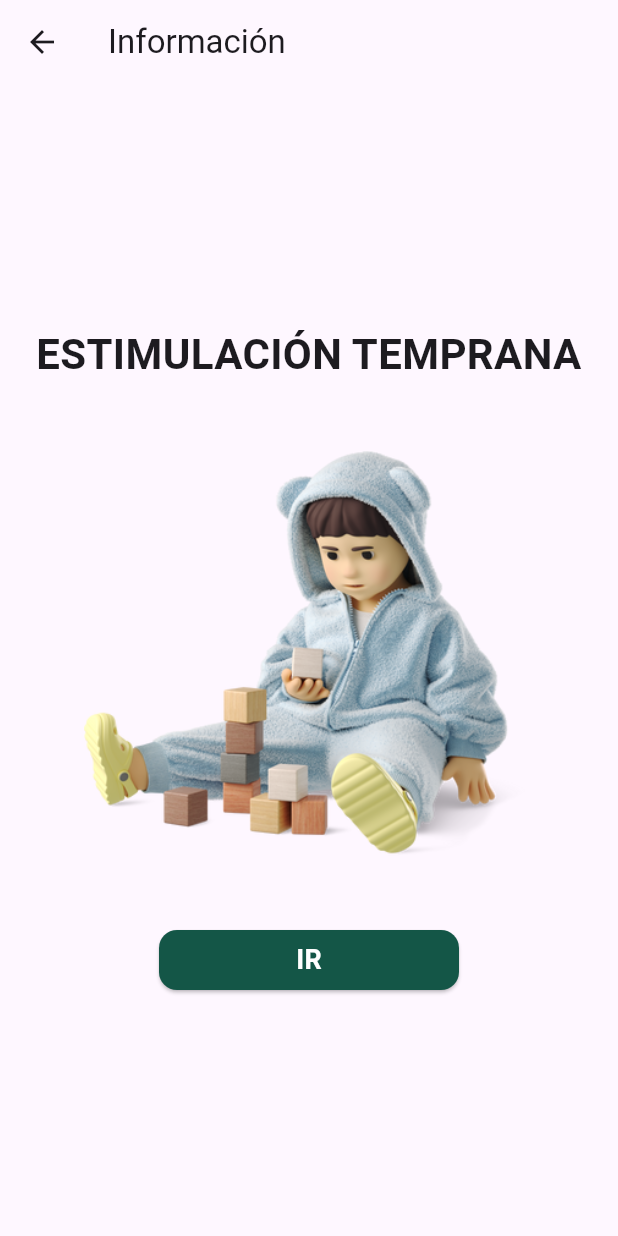
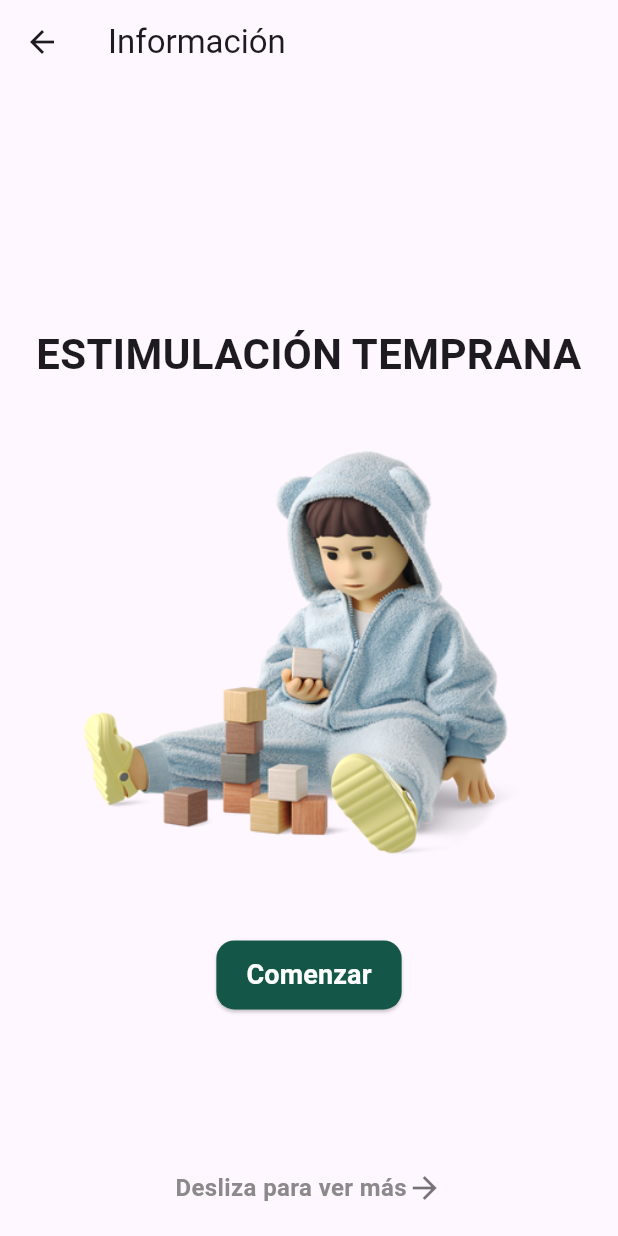
Before and after one commit to LuisDiegoGR/appdevfinal, a Flutter app: the Informacion1 screen opened directly, on a phone screen of 412 x 824 dp. Run offline on Flutter 3.47's test engine with Material 3 defaults, Android fonts, the phone set to English and light mode, and no system bars; our stand-ins replace cloud_firestore, firebase_auth, firebase_core, firebase_storage, image_picker; accounts and stored records are empty.

Commit message:
edicion pagina informacion1

```diff
--- a/lib/informacion1.dart
+++ b/lib/informacion1.dart
@@ -11,7 +11,7 @@ class Informacion1 extends StatefulWidget {
   State<Informacion1> createState() => _Informacion1State();
 }
 
-class _Informacion1State extends State<Informacion1> {
+class _Informacion1State extends State<Informacion1> with SingleTickerProviderStateMixin {
   final PageController _pageController = PageController();
   final List<String> _imageUrls = [
     'assets/images/estimulacion.png',
@@ -36,6 +36,8 @@ class _Informacion1State extends State<Informacion1> {
 
   double _currentPage = 0.0;
   bool _showText = true;
+  late AnimationController _animationController;
+  late Animation<double> _animation;
 
   @override
   void initState() {
@@ -46,11 +48,21 @@ class _Informacion1State extends State<Informacion1> {
         _showText = _currentPage < (_imageUrls.length - 1);
       });
     });
+
+    _animationController = AnimationController(
+      duration: const Duration(seconds: 2),
+      vsync: this,
+    )..repeat(reverse: true);
+
+    _animation = Tween<double>(begin: 0, end: 10).animate(
+      CurvedAnimation(parent: _animationController, curve: Curves.easeInOut),
+    );
   }
 
   @override
   void dispose() {
     _pageController.dispose();
+    _animationController.dispose();
     super.dispose();
   }
 
@@ -65,14 +77,78 @@ class _Informacion1State extends State<Informacion1> {
     );
   }
 
+  Widget _buildAnimatedButton(Function() onPressed) {
+    return AnimatedBuilder(
+      animation: _animationController,
+      builder: (context, child) {
+        return Transform.translate(
+          offset: Offset(0, _animation.value),
+          child: ElevatedButton(
+            onPressed: onPressed,
+            style: ElevatedButton.styleFrom(
+              backgroundColor: Color.fromRGBO(20, 86, 71, 1),
+              shape: RoundedRectangleBorder(
+                borderRadius: BorderRadius.circular(12.0),
+              ),
+              padding: EdgeInsets.symmetric(horizontal: 20, vertical: 10),
+            ),
+            child: Text(
+              'Comenzar',
+              style: TextStyle(
+                fontSize: 18,
+                color: Colors.white,
+                fontWeight: FontWeight.bold,
+              ),
+            ),
+          ),
+        );
+      },
+    );
+  }
+
+  Widget _buildAnimatedText() {
+    return TweenAnimationBuilder<double>(
+      tween: Tween(begin: 0.0, end: 1.0),
+      duration: Duration(milliseconds: 500),
+      builder: (context, value, child) {
+        return Opacity(
+          opacity: value,
+          child: child,
+        );
+      },
+      child: AnimatedOpacity(
+        opacity: _showText ? 1.0 : 0.0,
+        duration: Duration(milliseconds: 500),
+        child: Row(
+          mainAxisAlignment: MainAxisAlignment.center,
+          children: [
+            Text(
+              'Desliza para ver más',
+              style: TextStyle(
+                color: Color.fromARGB(255, 139, 137, 137),
+                fontSize: 16,
+                fontWeight: FontWeight.bold,
+              ),
+            ),
+            Icon(
+              Icons.arrow_forward,
+              color: Colors.black54,
+            ),
+          ],
+        ),
+      ),
+    );
+  }
+
   @override
   Widget build(BuildContext context) {
     return Scaffold(
       appBar: AppBar(
         title: Text('Información'),
       ),
-      body: Center(
-        child: PageView.builder(
+      body: Stack(
+        children: [
+          PageView.builder(
             controller: _pageController,
             itemCount: _imageUrls.length,
             itemBuilder: (context, index) {
@@ -99,44 +175,32 @@ class _Informacion1State extends State<Informacion1> {
                       SizedBox(height: 30),
                       _buildImage(
                         image,
-                      width: 300,   // Puedes ajustar el ancho aquí
-                      height: 300,  // Puedes ajustar la altura aquí
-                      left: 0,      // Puedes ajustar el margen izquierdo aquí
-                      right: 0,     // Puedes ajustar el margen derecho aquí
+                        width: 300,
+                        height: 300,
+                        left: 0,
+                        right: 0,
                       ),
                       SizedBox(height: 30),
-                    SizedBox(
-                      width: 200, // Ancho moderado del botón
-                      child: ElevatedButton(
-                        onPressed: () {
+                      _buildAnimatedButton(() {
                         // Navegar a la página correspondiente
                         Navigator.push(
                           context,
                           MaterialPageRoute(builder: (context) => _pages[index]),
                         );
-                        },
-                        style: ElevatedButton.styleFrom(
-                          backgroundColor: Color.fromRGBO(20, 86, 71, 1),
-                          shape: RoundedRectangleBorder(
-                            borderRadius: BorderRadius.circular(12.0),
-                          ),
-                        ),
-                        child: Text(
-                          'IR',
-                          style: TextStyle(
-                            fontSize: 18,
-                            color: Colors.white,
-                            fontWeight: FontWeight.bold,
-                          ),
-                        ),
-                      ),
-                    ),
+                      }),
                     ],
                   ),
                 ),
               );
             },
           ),
+          Positioned(
+            bottom: 20,
+            left: 0,
+            right: 0,
+            child: _buildAnimatedText(),
+          ),
+        ],
       ),
     );
   }
```
Lines whose indentation alone changed are shown as unchanged.
